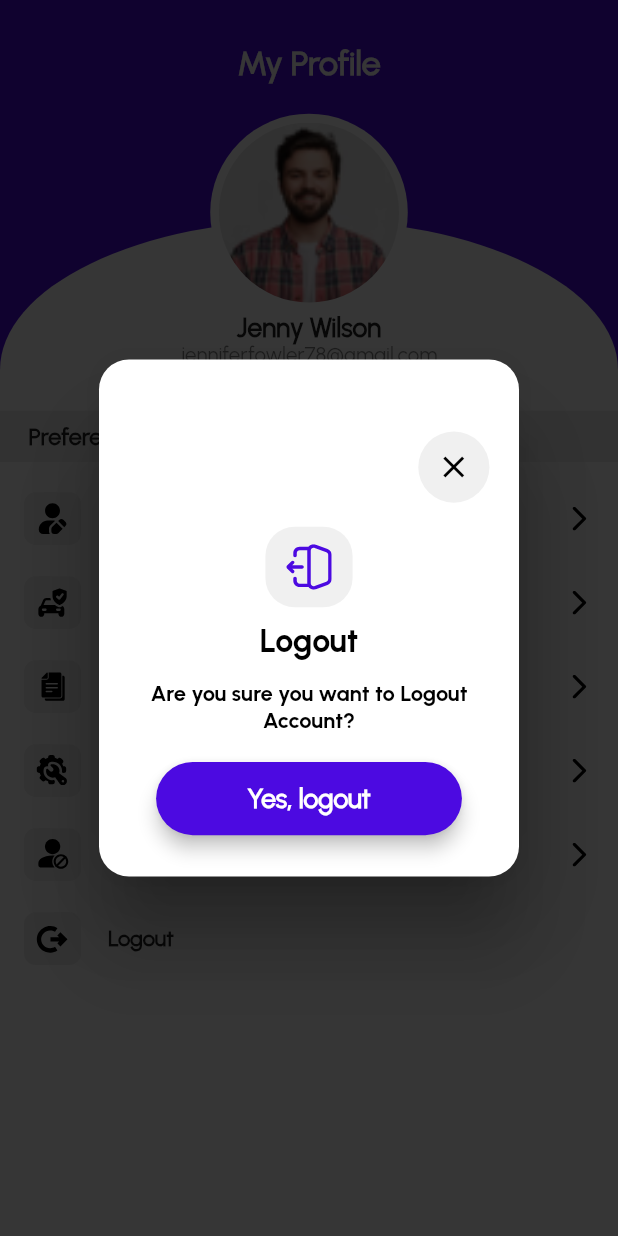
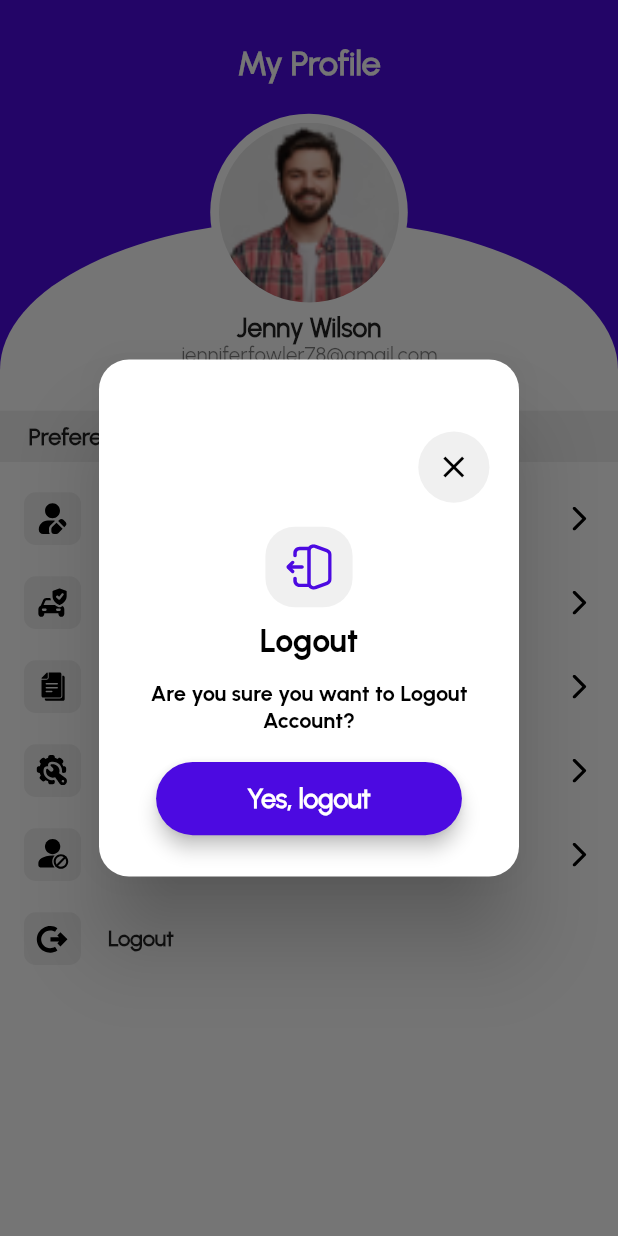
Before and after one commit to FarooqAbbas5155/careno, a Flutter app: the LayoutHostProfile screen opened directly, after a tap on "Logout", on a phone screen of 412 x 824 dp. Run offline on Flutter 3.47's test engine with Material 3 defaults, Android fonts, the phone set to English and light mode, and no system bars; our stand-ins replace auto_size_text, calendar_date_picker2, country_code_picker, custom_rating_bar, dotted_border, dotted_line and 18 more; missing offline and left inert: circle_flags, country_list_pick, custom_date_range_picker, dart:ffi; accounts and stored records are empty.

Commit message:
Set almost ui complete

```diff
--- a/lib/AuthSection/screen_complete_profile.dart
+++ b/lib/AuthSection/screen_complete_profile.dart
@@ -35,6 +35,7 @@ class _ScreenCompleteProfileState extends State<ScreenCompleteProfile> {
       child: Scaffold(
         backgroundColor: Colors.white,
         appBar: AppBar(
+          elevation: 0,
           backgroundColor: Colors.white,
           leading: IconButton(
             icon: Icon(Icons.arrow_back_rounded, color: Colors.black),
--- a/lib/AuthSection/screen_login.dart
+++ b/lib/AuthSection/screen_login.dart
@@ -47,7 +47,7 @@ class ScreenLogin extends StatelessWidget {
                         fontWeight: FontWeight.w700),).marginOnly(top: 30.h, bottom: 8.h),
                     Obx(() {
                       return CustomTextField(
-                        padding: EdgeInsets.only(left: 10.w, top: 24.h),
+                        padding: EdgeInsets.only(left: 10.w, top: 22.h),
                         hint: "Phone Number",
                         keyboardType: TextInputType.number,
                         hintColor:controller.countryCode.value==null?Color(0xff94979F).withOpacity(.7):Colors.black,
--- a/lib/AuthSection/screen_otp.dart
+++ b/lib/AuthSection/screen_otp.dart
@@ -18,6 +18,7 @@ class ScreenOtp extends StatelessWidget {
       child: Scaffold(
           backgroundColor: Colors.white,
           appBar: AppBar(
+            elevation: 0,
             backgroundColor: Colors.white,
             leading: InkWell(
                 onTap: () {
--- a/lib/Host/Views/Layouts/layout_host_booking.dart
+++ b/lib/Host/Views/Layouts/layout_host_booking.dart
@@ -13,6 +13,7 @@ class LayoutHostBooking extends StatelessWidget {
       length: 3,
       child: Scaffold(
         appBar: AppBar(
+          elevation: 0,
           title: Text("Bookings",
               style: TextStyle(
                   color: AppColors.appPrimaryColor,
--- a/lib/Host/Views/Layouts/layout_host_profile.dart
+++ b/lib/Host/Views/Layouts/layout_host_profile.dart
@@ -205,47 +205,6 @@ class LayoutHostProfile extends StatelessWidget {
                               onTap: () {
                                 Get.back();
                               },
-                              child: Container(
-                                  margin: EdgeInsets.only(right: 10.sp),
-                                  alignment: Alignment.topRight,
-                                  child: SvgPicture.asset("assets/icons/icon.svg")),
-                            ),
-                            actions: [
-                              Column(
-                                children: [
-                                  Container(
-                                    padding: EdgeInsets.all(12),
-                                    decoration: BoxDecoration(color: Colors.grey.withOpacity(.5), shape: BoxShape.circle),
-                                    child: SvgPicture.asset("assets/icons/logout2.svg",color: primaryColor,),
-                                  ),
-                                  SizedBox(
-                                    height: 10.sp,
-                                  ),
-                                  Text(
-                                   "Logout",
-                                    style: TextStyle(color: Colors.black, fontSize: 14.sp, fontWeight: FontWeight.w500),
-                                  ),
-                                  SizedBox(
-                                    height: 3.sp,
-                                  ),
-                                  Text(
-                                    "Are you sure you want to Logout",
-                                    style: TextStyle(color: Colors.black, fontSize: 14.sp, fontWeight: FontWeight.w400),
-                                  ),
-                                  SizedBox(height: 5.h),
-                                  CustomButton(
-                                      width: 40.w,
-                                      title: "Logout Now",
-                                      onPressed: () {
-                                      })
-                                ],
-                              )
-                            ]); Get.defaultDialog(
-                            title: '',
-                            content: GestureDetector(
-                              onTap: () {
-                                Get.back();
-                              },
                               child: Align(
                                 alignment: Alignment.topRight,
                                 child: Container(
--- a/lib/Host/Views/Screens/screen_host_add_ident_identity_proof.dart
+++ b/lib/Host/Views/Screens/screen_host_add_ident_identity_proof.dart
@@ -22,7 +22,9 @@ class ScreenHostAddIdentIdentityProof extends StatelessWidget {
     ControllerHostAddIdentityProof controllerHostAddIdentityProof = Get.put(
         ControllerHostAddIdentityProof());
     return Scaffold(
-      appBar: AppBar(),
+      appBar: AppBar(
+        elevation: 0,
+      ),
       body: SingleChildScrollView(
         child: Column(
           crossAxisAlignment: CrossAxisAlignment.start,
--- a/lib/Host/Views/Screens/screen_host_edit_profile.dart
+++ b/lib/Host/Views/Screens/screen_host_edit_profile.dart
@@ -19,6 +19,7 @@ class ScreenHostEditProfile extends StatelessWidget {
     return SafeArea(
       child: Scaffold(
         appBar: AppBar(
+          elevation: 0,
           title: Text("Edit Profile"),
         ),
         body: SingleChildScrollView(
--- a/lib/Host/Views/Screens/screen_host_vehicle.dart
+++ b/lib/Host/Views/Screens/screen_host_vehicle.dart
@@ -14,6 +14,7 @@ class ScreenHostVehicle extends StatelessWidget {
       child: SafeArea(
         child: Scaffold(
           appBar: AppBar(
+            elevation: 0,
             title: Text("My Vehicle"),
             bottom: PreferredSize(
               preferredSize: Size.fromHeight(55.h),
--- a/lib/Host/Views/Screens/screen_host_vehicle_my_detail.dart
+++ b/lib/Host/Views/Screens/screen_host_vehicle_my_detail.dart
@@ -10,6 +10,7 @@ class ScreenHostVehicleMyDetail extends StatelessWidget {
     return SafeArea(
       child: Scaffold(
         appBar: AppBar(
+          elevation: 0,
           title: Text("Vehicle Details"),
           actions: [
             Row(
--- a/lib/User/views/layouts/layout_user_booking.dart
+++ b/lib/User/views/layouts/layout_user_booking.dart
@@ -13,6 +13,7 @@ class LayoutUserBooking extends StatelessWidget {
       length: 3,
       child: Scaffold(
         appBar: AppBar(
+          elevation: 0,
           title: Text("Bookings",
               style: TextStyle(
                   color: AppColors.appPrimaryColor,
--- a/lib/User/views/screens/screen_search.dart
+++ b/lib/User/views/screens/screen_search.dart
@@ -14,8 +14,9 @@ class ScreenSearch extends StatelessWidget {
   Widget build(BuildContext context) {
     return SafeArea(child: Scaffold(
       appBar: AppBar(
+
         backgroundColor: Colors.white,
-        elevation: 1,
+        elevation: 0,
         leading: IconButton(
           onPressed: () {
             Get.back();
--- a/lib/User/views/screens/screen_search_result.dart
+++ b/lib/User/views/screens/screen_search_result.dart
@@ -12,7 +12,7 @@ class ScreenSearchResult extends StatelessWidget {
       child: Scaffold(
         appBar: AppBar(
           backgroundColor: Colors.white,
-          elevation: 1,
+          elevation: 0,
           leading: IconButton(
             onPressed: () {
               Get.back();
--- a/lib/controllers/controller_host_add_vechicle.dart
+++ b/lib/controllers/controller_host_add_vechicle.dart
@@ -3,6 +3,8 @@ import 'package:get/get_state_manager/src/simple/get_controllers.dart';
 
 class ControllerHostAddVechicle extends GetxController{
   RxString vehiclePath="".obs;
+  // List<RxString> vehiclePaths = List.generate(4, (index) => "".obs);
+  List<RxString> vehiclePaths = <RxString>[].obs;
   RxString vehicleNumberPlatePath="".obs;
   RxString vehicleRegistrationProofPath="".obs;
   RxString selectCategory="".obs;
```
Also changed, not shown: lib/Host/Views/Screens/screen_host_add_vehicle.dart (+4 -4 lines).
